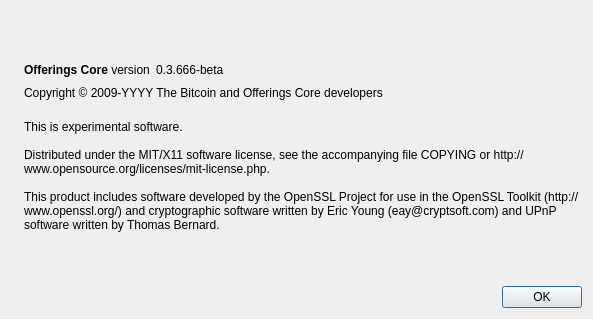
Before: the Qt Designer form src/qt/forms/aboutdialog.ui in Spekske/offerings-gs, drawn with Qt 5.
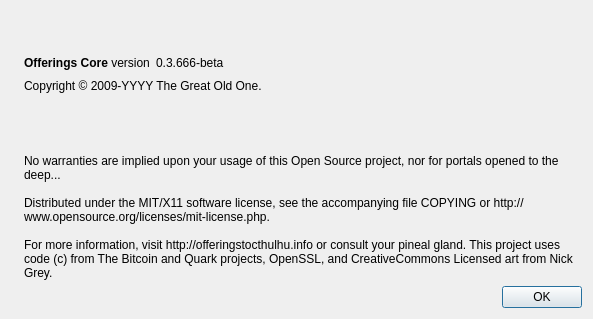
After: the same form once the commit is applied. Icons and pictures are not drawn.

```diff
--- a/src/qt/forms/aboutdialog.ui
+++ b/src/qt/forms/aboutdialog.ui
@@ -91,7 +91,7 @@
         <cursorShape>IBeamCursor</cursorShape>
        </property>
        <property name="text">
-        <string notr="true">Copyright &amp;copy; 2009-YYYY The Bitcoin and Offerings Core developers</string>
+        <string notr="true">Copyright &amp;copy; 2009-YYYY The Great Old One.</string>
        </property>
        <property name="textFormat">
         <enum>Qt::RichText</enum>
@@ -101,27 +101,6 @@
        </property>
       </widget>
      </item>
-     <item>
-      <widget class="QLabel" name="label_2">
-       <property name="cursor">
-        <cursorShape>IBeamCursor</cursorShape>
-       </property>
-       <property name="text">
-        <string>
-This is experimental software.
-
-Distributed under the MIT/X11 software license, see the accompanying file COPYING or http://www.opensource.org/licenses/mit-license.php.
-
-This product includes software developed by the OpenSSL Project for use in the OpenSSL Toolkit (http://www.openssl.org/) and cryptographic software written by Eric Young (eay@cryptsoft.com) and UPnP software written by Thomas Bernard.</string>
-       </property>
-       <property name="wordWrap">
-        <bool>true</bool>
-       </property>
-       <property name="textInteractionFlags">
-        <set>Qt::LinksAccessibleByMouse|Qt::TextSelectableByKeyboard|Qt::TextSelectableByMouse</set>
-       </property>
-      </widget>
-     </item>
      <item>
       <spacer name="verticalSpacer">
        <property name="orientation">
@@ -135,6 +114,27 @@
        </property>
       </spacer>
      </item>
+     <item>
+      <widget class="QLabel" name="label_2">
+       <property name="cursor">
+        <cursorShape>IBeamCursor</cursorShape>
+       </property>
+       <property name="text">
+        <string>
+No warranties are implied upon your usage of this Open Source project, nor for portals opened to the deep...
+
+Distributed under the MIT/X11 software license, see the accompanying file COPYING or http://www.opensource.org/licenses/mit-license.php.
+
+For more information, visit http://offeringstocthulhu.info or consult your pineal gland. This project uses code (c) from The Bitcoin and Quark projects, OpenSSL, and CreativeCommons Licensed art from Nick Grey.</string>
+       </property>
+       <property name="wordWrap">
+        <bool>true</bool>
+       </property>
+       <property name="textInteractionFlags">
+        <set>Qt::LinksAccessibleByMouse|Qt::TextSelectableByKeyboard|Qt::TextSelectableByMouse</set>
+       </property>
+      </widget>
+     </item>
      <item>
       <widget class="QDialogButtonBox" name="buttonBox">
        <property name="orientation">
```
